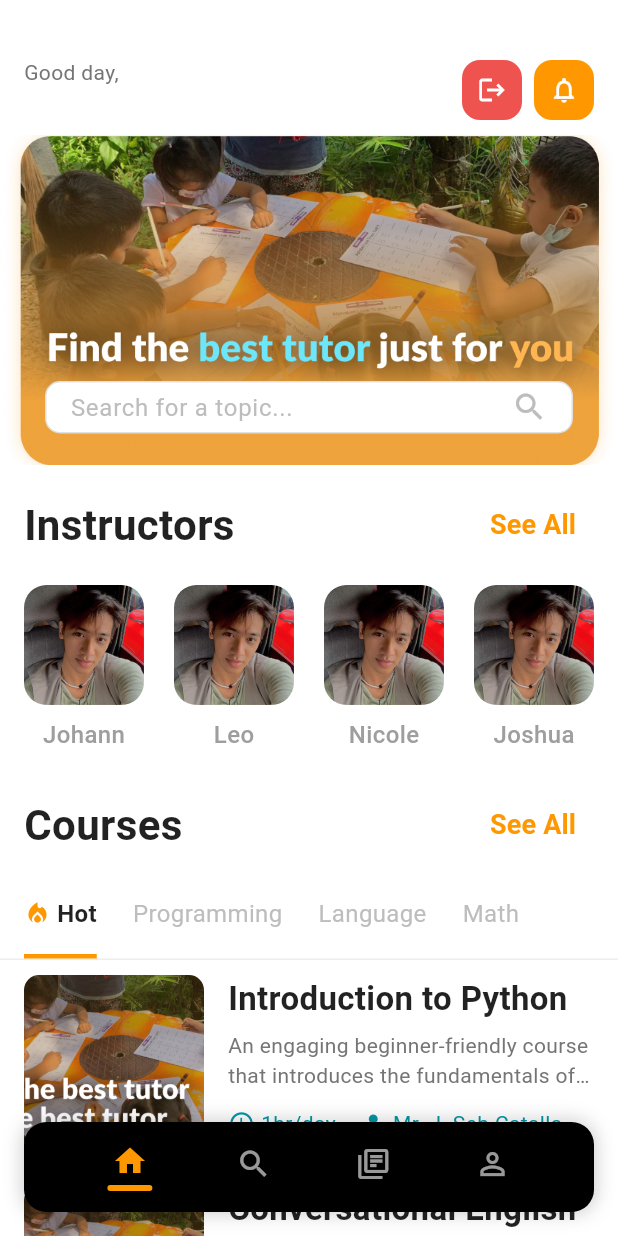
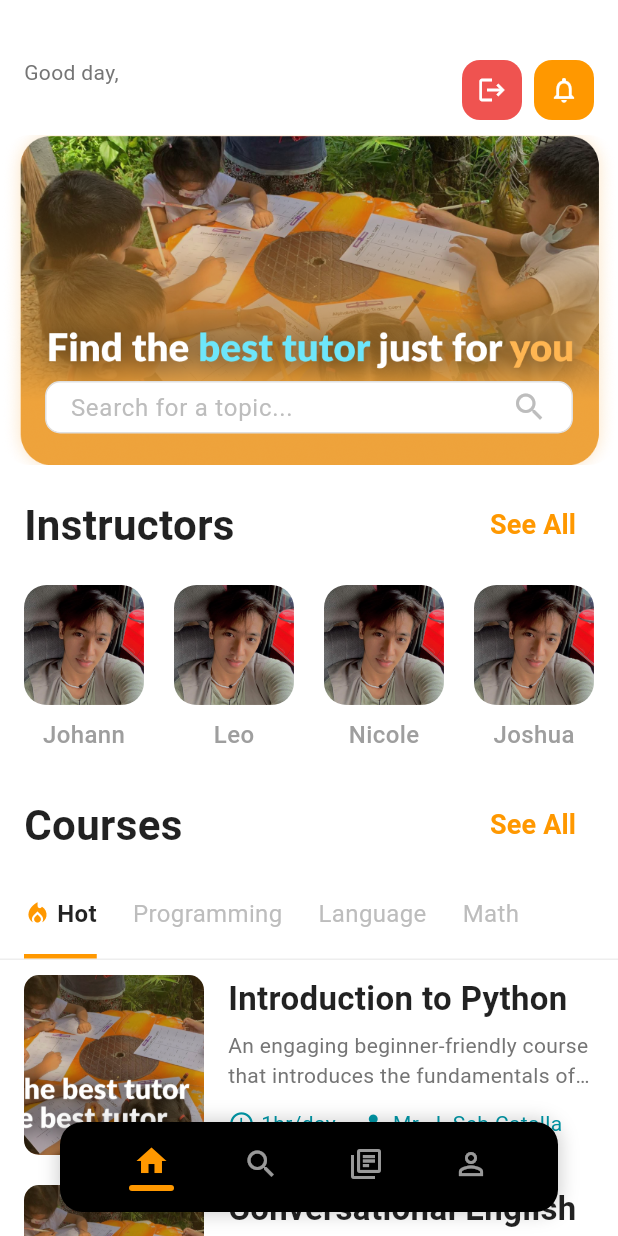
Before and after one commit to johanncatalla/turo-finals, a Flutter app: the StudentHomepage screen opened directly, on a phone screen of 412 x 824 dp. Run offline on Flutter 3.47's test engine with Material 3 defaults, Android fonts, the phone set to English and light mode, and no system bars; our stand-ins replace flutter_dotenv, shared_preferences; accounts and stored records are empty.

Commit message:
fix navbar and search bar

```diff
--- a/lib/Screens/Students/student_homepage.dart
+++ b/lib/Screens/Students/student_homepage.dart
@@ -435,14 +435,23 @@ class _StudentHomepageState extends State<StudentHomepage> {
       return course['categories'].contains(selectedCategory);
     }).toList();
 
-    return ListView.builder(
-      shrinkWrap: true,
-      physics: const NeverScrollableScrollPhysics(),
-      itemCount: filteredCourses.length,
-      padding: const EdgeInsets.symmetric(horizontal: 16),
-      itemBuilder: (context, index) {
-        return _buildCourseItem(filteredCourses[index]);
-      },
+    // Calculate the minimum height for 3 items
+    // Each course item is about 140 pixels high (120px image height + margins)
+    final minHeight = 3 * 140.0;
+
+    return Container(
+      constraints: BoxConstraints(
+        minHeight: minHeight,
+      ),
+      child: ListView.builder(
+        shrinkWrap: true, // Make list take only the space it needs
+        physics: const NeverScrollableScrollPhysics(), // Disable scrolling
+        itemCount: filteredCourses.length,
+        padding: const EdgeInsets.symmetric(horizontal: 16),
+        itemBuilder: (context, index) {
+          return _buildCourseItem(filteredCourses[index]);
+        },
+      ),
     );
   }
 
@@ -525,7 +534,7 @@ class _StudentHomepageState extends State<StudentHomepage> {
   // Bottom navigation bar
   Widget _buildBottomNavigationBar() {
     return Container(
-      margin: const EdgeInsets.fromLTRB(16, 8, 16, 16),
+      margin: const EdgeInsets.fromLTRB(40, 0, 40, 16),
       height: 60,
       decoration: BoxDecoration(
         color: Colors.black,
```
